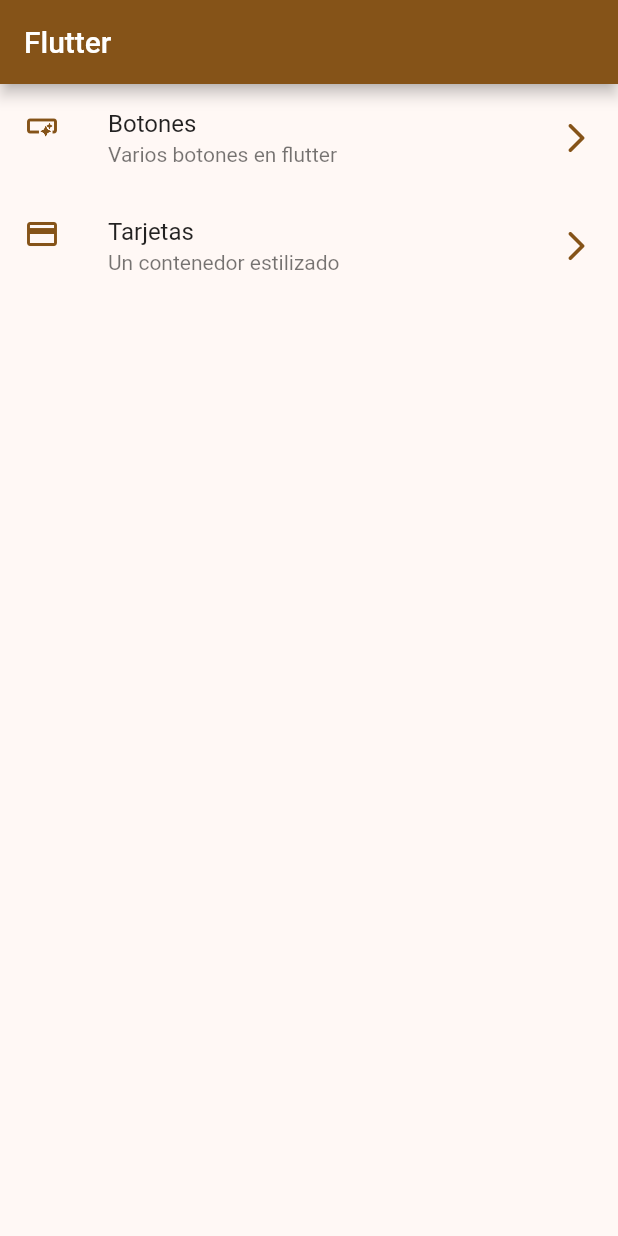
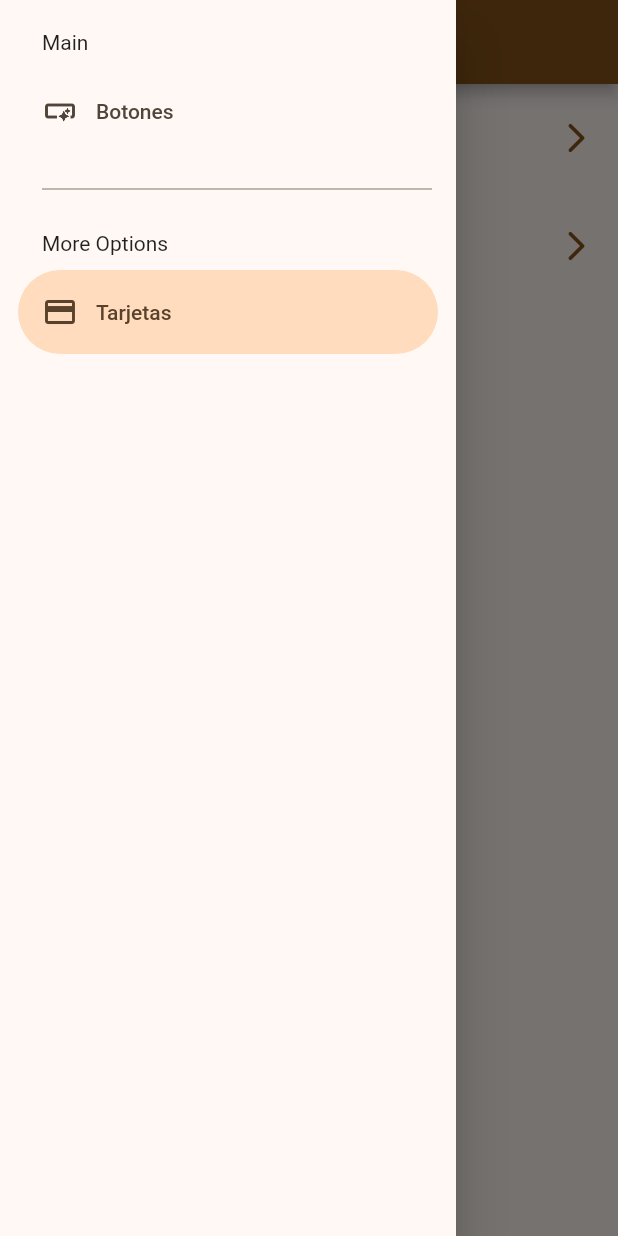
Before and after one commit to Thony091/Widgets, a Flutter app: the screen it shows after launch, with the side drawer open (before the commit the screen has no drawer), on a phone screen of 412 x 824 dp. Run offline on Flutter 3.47's test engine with Material 2 defaults, Android fonts, the phone set to English and light mode, and no system bars; our stand-ins replace go_router.

Commit message:
avance medio

```diff
--- a/lib/presentation/screen/home/home_screen.dart
+++ b/lib/presentation/screen/home/home_screen.dart
@@ -1,6 +1,7 @@
 import 'package:flutter/material.dart';
 import 'package:go_router/go_router.dart';
 import 'package:widgets/config/menu/menu_items.dart';
+import 'package:widgets/presentation/widgets/side_menu.dart';
 
 class HomeScreen extends StatelessWidget {
 
@@ -14,7 +15,14 @@
       appBar: AppBar(
         title: const Text('Flutter'),
       ),
+
       body: const _HomeView(),
+
+      // "drawer" Barra lateral
+      drawer: const SideMenu(),
+
+
+
     );
   }
 }
--- /dev/null
+++ b/lib/presentation/widgets/side_menu.dart
@@ -0,0 +1,72 @@
+
+
+import 'package:flutter/material.dart';
+import 'package:go_router/go_router.dart';
+import 'package:widgets/config/menu/menu_items.dart';
+
+class SideMenu extends StatefulWidget {
+  const SideMenu({super.key});
+
+  @override
+  State<SideMenu> createState() => _SideMenuState();
+}
+
+class _SideMenuState extends State<SideMenu> {
+
+  int navDrawerIndex = 1;
+
+  @override
+  Widget build(BuildContext context) {
+
+    final hasNotch = MediaQuery.of(context).viewPadding.top > 35; // MediaQuery.of... (para calcular el espacio ocupado por Notch)
+
+
+    return  NavigationDrawer(
+
+      selectedIndex: navDrawerIndex, // Se muestra seleccionado el indice indicado ("navDrawerIndex = 1") desde el inicio
+      onDestinationSelected: (value) { // Para cambiar la seleccion según el indice. Funct con 'value' de argumento. "value" tomará el valor del contexto(el que se toque en la pantalla)
+        setState(() {   // Funct "setState" para hacer cambios
+          navDrawerIndex = value; // Dar nuevo valor a variable "navDrawerIndex" y reemplazarlo por el valor que tenga "value"
+        });
+        final menuItem = MenuItem.appMenuItems[value];
+
+        // context.push(menuItem.link); **************
+      },
+      children:  [
+
+        Padding(
+          padding: EdgeInsets.fromLTRB(28, hasNotch ? 0 : 20, 16, 10),
+          child: const Text('Main'),
+        ),
+
+        ...MenuItem.appMenuItems
+          .sublist(0,1) //mtd para separar por sublistas elegidas
+          .map((item) =>  NavigationDrawerDestination(
+            icon: Icon(item.icon),
+            label: Text(item.tittle),
+
+          )
+        ),
+
+        const Padding(
+          padding: EdgeInsets.fromLTRB(28, 16, 16, 10),
+          child: Divider(),
+        ),
+
+        const Padding(
+          padding: EdgeInsets.fromLTRB(28, 10 , 16, 10),
+          child: Text('More Options'),
+        ),
+
+        ...MenuItem.appMenuItems
+          .sublist(1)
+          .map((item) =>  NavigationDrawerDestination(
+            icon: Icon(item.icon),
+            label: Text(item.tittle)
+          )
+        ),
+
+      ]
+    );
+  }
+}
```
